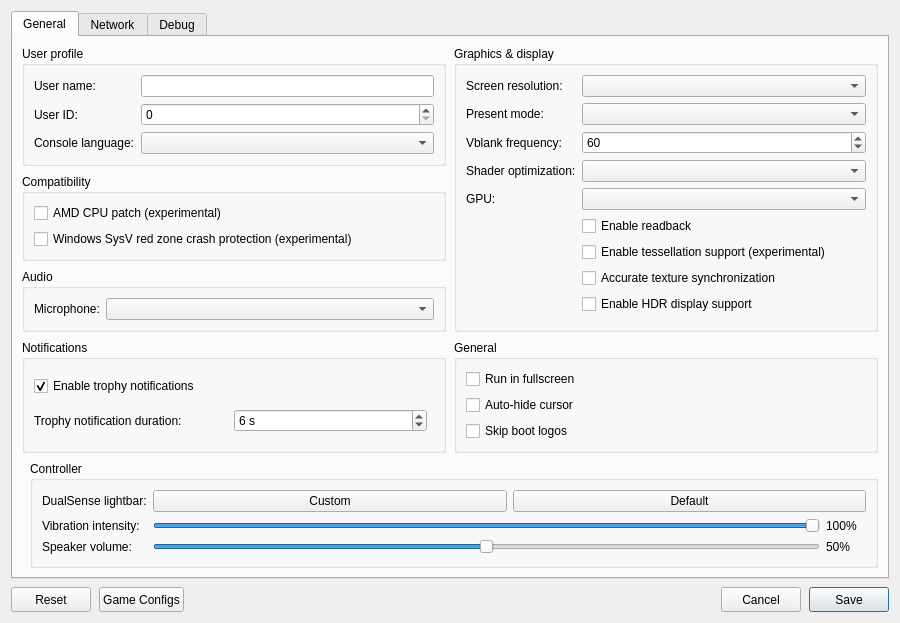
0wn1/KytyPS5, file src/launcher/forms/configuration_edit_dialog.ui: the form before one commit.
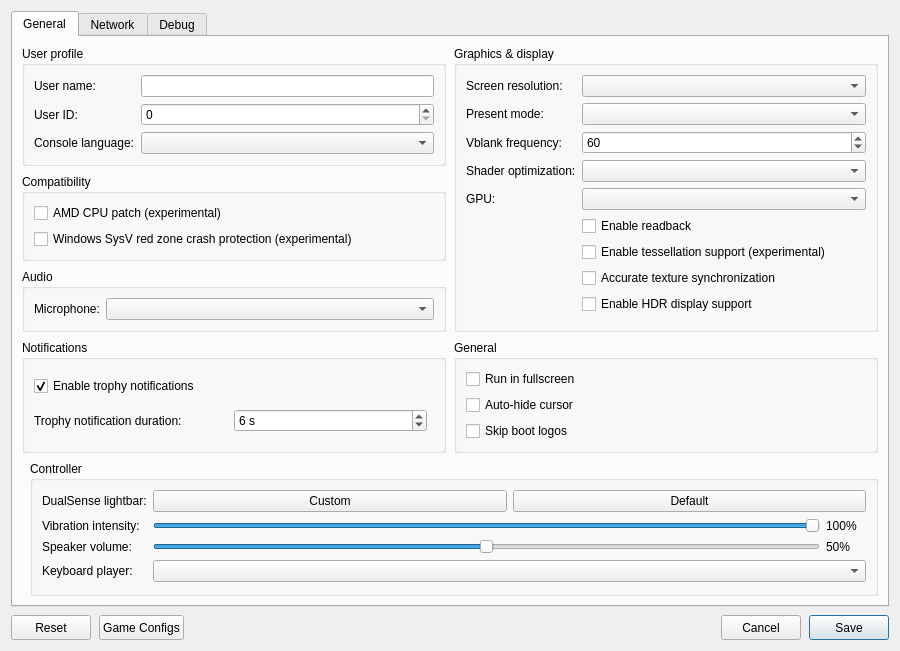
The form after the commit. Custom widgets are drawn as their Qt base class.

```diff
--- a/src/launcher/forms/configuration_edit_dialog.ui
+++ b/src/launcher/forms/configuration_edit_dialog.ui
@@ -347,6 +347,16 @@
             </item>
            </layout>
           </item>
+          <item row="3" column="0">
+           <widget class="QLabel" name="label_keyboard_player">
+            <property name="text"><string>Keyboard player:</string></property>
+           </widget>
+          </item>
+          <item row="3" column="1">
+           <widget class="QComboBox" name="comboBox_keyboard_player">
+            <property name="toolTip"><string>Gamepads fill the remaining players in connection order. Every player uses the same input mapping.</string></property>
+           </widget>
+          </item>
          </layout>
         </widget>
        </item>
```
Left out of the diff: 1 changed line with no effect on the pictures.
